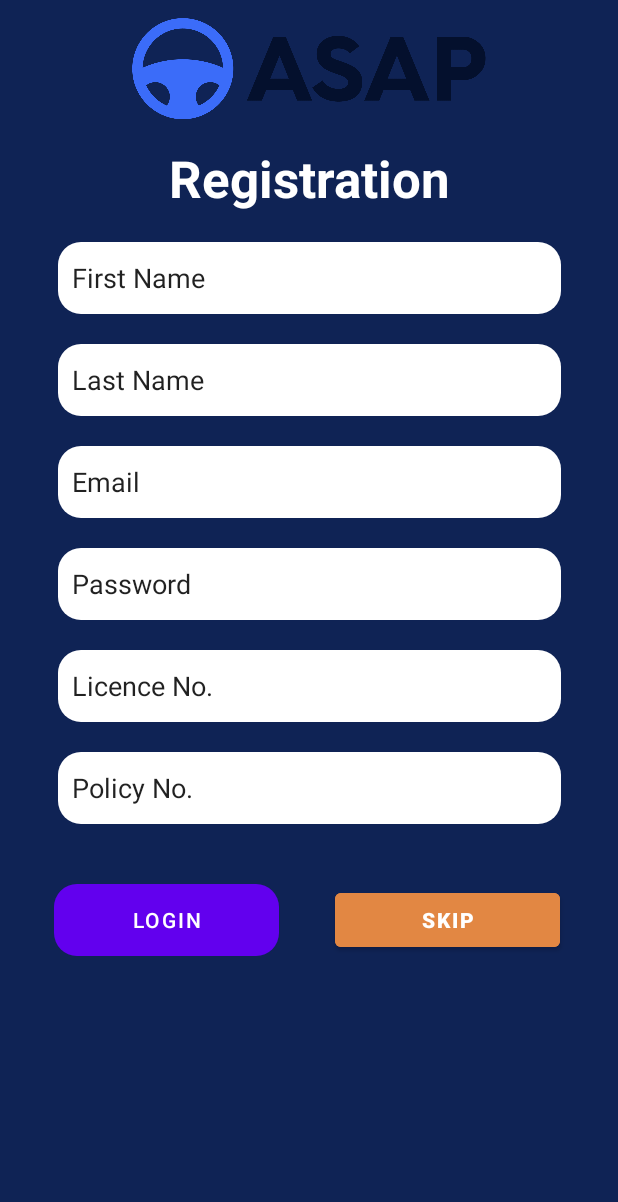
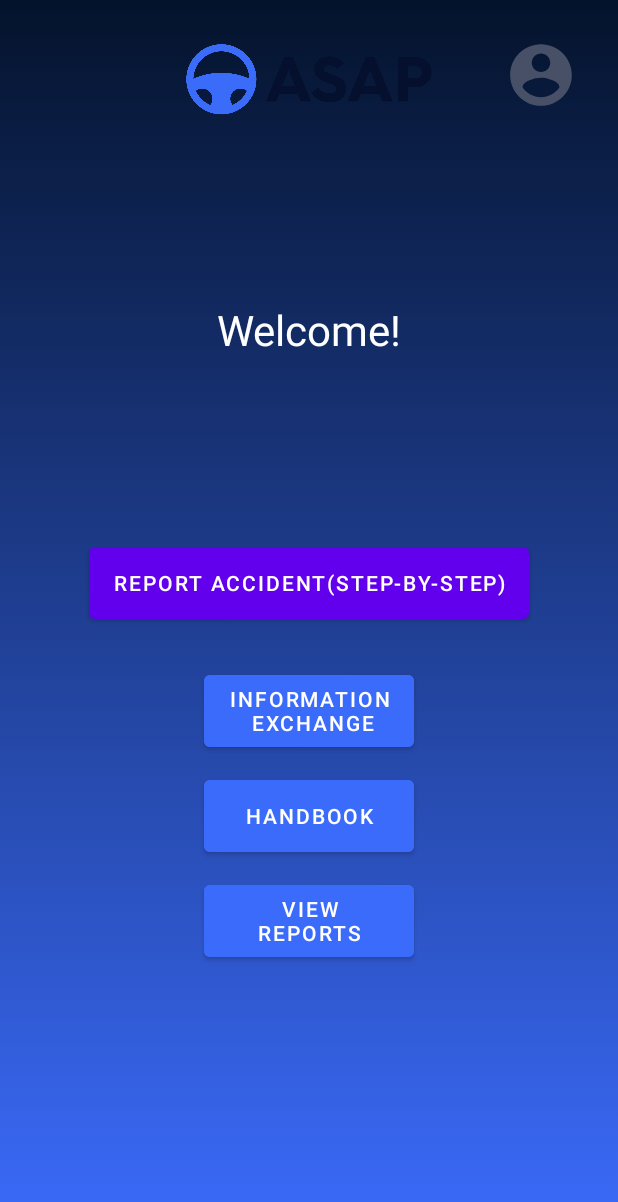
Before and after one commit to MaazHussaini99/androidAccidentApp, an Android app: the screen it shows after launch (Registration before the commit, Home after it), on a phone screen of 412 x 824 dp. Shown: the top 1202 px of the screen. Run offline under Robolectric (Android 15) with nearby library versions, the phone set to English and light mode, and no system bars.

Commit message:
Removed unused duplicate activities - prep to merge branch to master

```diff
--- a/app/src/main/AndroidManifest.xml
+++ b/app/src/main/AndroidManifest.xml
@@ -53,10 +53,6 @@
         <activity
             android:name=".Home"
             android:exported="false" />
-        <activity
-            android:name=".Registration"
-            android:exported="false" />
-        <activity android:name=".MainActivity" />
     </application>
 
 </manifest>
--- a/app/src/main/java/com/example/androidaccidentapp/MainActivity.java
+++ /dev/null
@@ -1,14 +0,0 @@
-package com.example.androidaccidentapp;
-
-import androidx.appcompat.app.AppCompatActivity;
-
-import android.os.Bundle;
-
-public class MainActivity extends AppCompatActivity {
-
-    @Override
-    protected void onCreate(Bundle savedInstanceState) {
-        super.onCreate(savedInstanceState);
-        setContentView(R.layout.activity_main);
-    }
-}
--- a/app/src/main/java/com/example/androidaccidentapp/Registration.java
+++ /dev/null
@@ -1,22 +0,0 @@
-package com.example.androidaccidentapp;
-
-import androidx.appcompat.app.AppCompatActivity;
-
-import android.content.Intent;
-import android.os.Bundle;
-import android.view.View;
-import android.widget.Button;
-
-public class Registration extends AppCompatActivity {
-
-    @Override
-    protected void onCreate(Bundle savedInstanceState) {
-        super.onCreate(savedInstanceState);
-        setContentView(R.layout.activity_registration);
-    }
-
-    public void onClick(View view) {
-        Intent intent = new Intent(this, Home.class);
-        startActivity(intent);
-    }
-}
--- a/app/src/main/java/com/example/androidaccidentapp/SplashActivity.java
+++ b/app/src/main/java/com/example/androidaccidentapp/SplashActivity.java
@@ -11,6 +11,6 @@ public class SplashActivity extends AppCompatActivity {
     protected void onCreate(Bundle savedInstanceState) {
         super.onCreate(savedInstanceState);
 
-        startActivity(new Intent(this, Registration.class));
+        startActivity(new Intent(this, Home.class));
     }
 }
--- a/app/src/main/res/layout/activity_home.xml
+++ b/app/src/main/res/layout/activity_home.xml
@@ -50,6 +50,7 @@
         app:layout_constraintLeft_toLeftOf="parent"
         app:layout_constraintRight_toRightOf="parent"/>
 
+    <Button
         android:id="@+id/info_exchange"
         android:layout_width="140dp"
         android:layout_height="60dp"
--- a/app/src/main/res/layout/activity_main.xml
+++ /dev/null
@@ -1,18 +0,0 @@
-<?xml version="1.0" encoding="utf-8"?>
-<androidx.constraintlayout.widget.ConstraintLayout xmlns:android="http://schemas.android.com/apk/res/android"
-    xmlns:app="http://schemas.android.com/apk/res-auto"
-    xmlns:tools="http://schemas.android.com/tools"
-    android:layout_width="match_parent"
-    android:layout_height="match_parent"
-    tools:context=".MainActivity">
-
-    <TextView
-        android:layout_width="wrap_content"
-        android:layout_height="wrap_content"
-        android:text="Hello World!"
-        app:layout_constraintBottom_toBottomOf="parent"
-        app:layout_constraintLeft_toLeftOf="parent"
-        app:layout_constraintRight_toRightOf="parent"
-        app:layout_constraintTop_toTopOf="parent" />
-
-</androidx.constraintlayout.widget.ConstraintLayout>
--- a/app/src/main/res/layout/activity_registration.xml
+++ /dev/null
@@ -1,129 +0,0 @@
-<?xml version="1.0" encoding="utf-8"?>
-<androidx.constraintlayout.widget.ConstraintLayout xmlns:android="http://schemas.android.com/apk/res/android"
-    xmlns:app="http://schemas.android.com/apk/res-auto"
-    xmlns:tools="http://schemas.android.com/tools"
-    android:layout_width="match_parent"
-    android:layout_height="match_parent"
-    tools:context=".Registration"
-    android:background="@color/background">
-
-    <TextView
-        android:id="@+id/textView"
-        android:layout_width="335dp"
-        android:layout_height="wrap_content"
-        android:layout_marginTop="4dp"
-        android:text="Registration"
-        android:textAlignment="center"
-        android:textColor="@color/white"
-        android:textSize="34dp"
-        android:textStyle="bold"
-        app:layout_constraintEnd_toEndOf="parent"
-        app:layout_constraintStart_toStartOf="parent"
-        app:layout_constraintTop_toBottomOf="@+id/imageView3" />
-
-    <EditText
-        android:id="@+id/firsName"
-        android:layout_width="335dp"
-        android:layout_height="48dp"
-        android:layout_marginTop="20dp"
-        android:background="@drawable/rounded_corners"
-        android:text="  First Name"
-        app:layout_constraintEnd_toEndOf="parent"
-        app:layout_constraintStart_toStartOf="parent"
-        app:layout_constraintTop_toBottomOf="@+id/textView" />
-
-    <EditText
-        android:id="@+id/lastName"
-        android:layout_width="335dp"
-        android:layout_height="48dp"
-        android:layout_marginTop="20dp"
-        android:background="@drawable/rounded_corners"
-        android:text="  Last Name"
-        app:layout_constraintEnd_toEndOf="parent"
-        app:layout_constraintStart_toStartOf="parent"
-        app:layout_constraintTop_toBottomOf="@+id/firsName" />
-
-    <EditText
-        android:id="@+id/Email"
-        android:layout_width="335dp"
-        android:layout_height="48dp"
-        android:layout_marginTop="20dp"
-        android:background="@drawable/rounded_corners"
-        android:text="  Email"
-        app:layout_constraintEnd_toEndOf="parent"
-        app:layout_constraintStart_toStartOf="parent"
-        app:layout_constraintTop_toBottomOf="@+id/lastName" />
-
-    <EditText
-        android:id="@+id/password_toggle"
-        android:layout_width="335dp"
-        android:layout_height="48dp"
-        android:layout_marginTop="20dp"
-        android:background="@drawable/rounded_corners"
-        android:text="  Password"
-        app:layout_constraintEnd_toEndOf="parent"
-        app:layout_constraintStart_toStartOf="parent"
-        app:layout_constraintTop_toBottomOf="@+id/Email" />
-
-    <EditText
-        android:id="@+id/licNo"
-        android:layout_width="335dp"
-        android:layout_height="48dp"
-        android:layout_marginTop="20dp"
-        android:background="@drawable/rounded_corners"
-        android:text="  Licence No."
-        app:layout_constraintEnd_toEndOf="parent"
-        app:layout_constraintStart_toStartOf="parent"
-        app:layout_constraintTop_toBottomOf="@+id/password_toggle" />
-
-    <EditText
-        android:id="@+id/policyNo"
-        android:layout_width="335dp"
-        android:layout_height="48dp"
-        android:layout_marginTop="20dp"
-        android:background="@drawable/rounded_corners"
-        android:text="  Policy No."
-        app:layout_constraintEnd_toEndOf="parent"
-        app:layout_constraintStart_toStartOf="parent"
-        app:layout_constraintTop_toBottomOf="@+id/licNo" />
-
-    <Button
-        android:id="@+id/loginBtn"
-        android:layout_width="150dp"
-        android:layout_height="48dp"
-        android:layout_marginStart="36dp"
-        android:layout_marginTop="40dp"
-        android:background="@drawable/rounded_button"
-        android:text="Login"
-        android:textAlignment="center"
-        android:onClick="onClick"
-        app:layout_constraintStart_toStartOf="parent"
-        app:layout_constraintTop_toBottomOf="@+id/policyNo" />
-
-    <Button
-        android:id="@+id/skipBtn"
-        android:layout_width="150dp"
-        android:layout_height="48dp"
-        android:layout_marginStart="32dp"
-        android:layout_marginTop="40dp"
-        android:backgroundTint="#e28743"
-        android:text="Skip"
-        android:textAlignment="center"
-        android:textStyle="bold"
-        android:onClick="onClick"
-        app:layout_constraintEnd_toEndOf="parent"
-        app:layout_constraintHorizontal_bias="0.116"
-        app:layout_constraintStart_toEndOf="@+id/loginBtn"
-        app:layout_constraintTop_toBottomOf="@+id/policyNo" />
-
-    <ImageView
-        android:id="@+id/imageView3"
-        android:layout_width="249dp"
-        android:layout_height="92dp"
-        app:layout_constraintEnd_toEndOf="parent"
-        app:layout_constraintStart_toStartOf="parent"
-        app:layout_constraintTop_toTopOf="parent"
-        app:srcCompat="@drawable/logo_01" />
-
-
-</androidx.constraintlayout.widget.ConstraintLayout>
```
